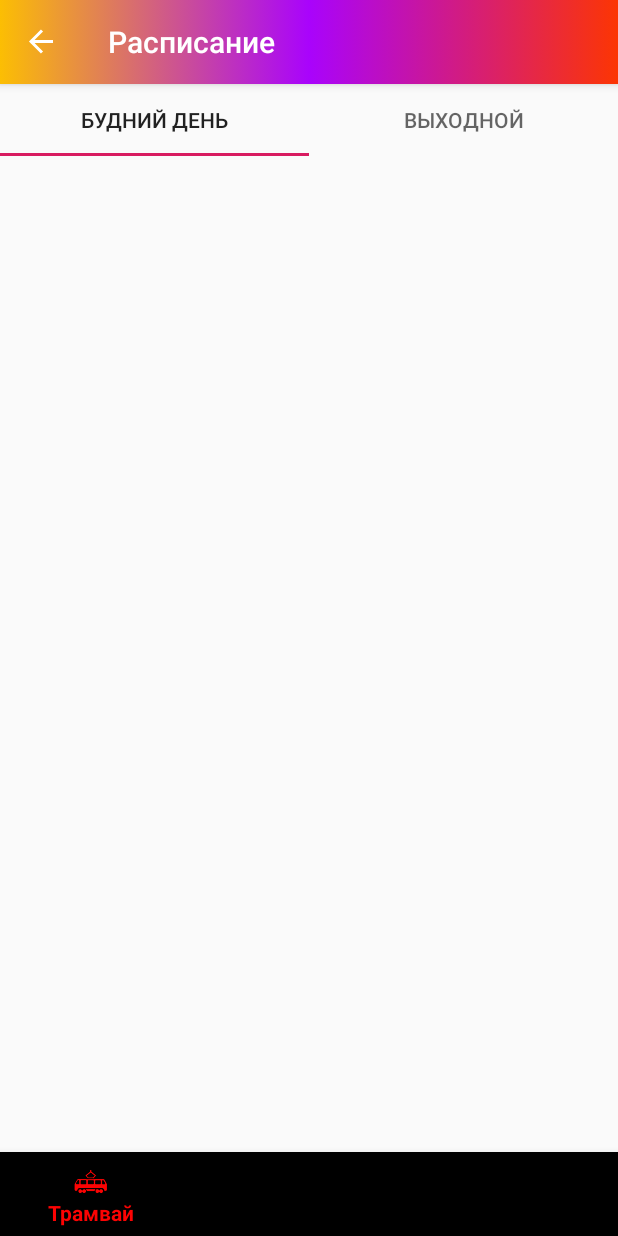
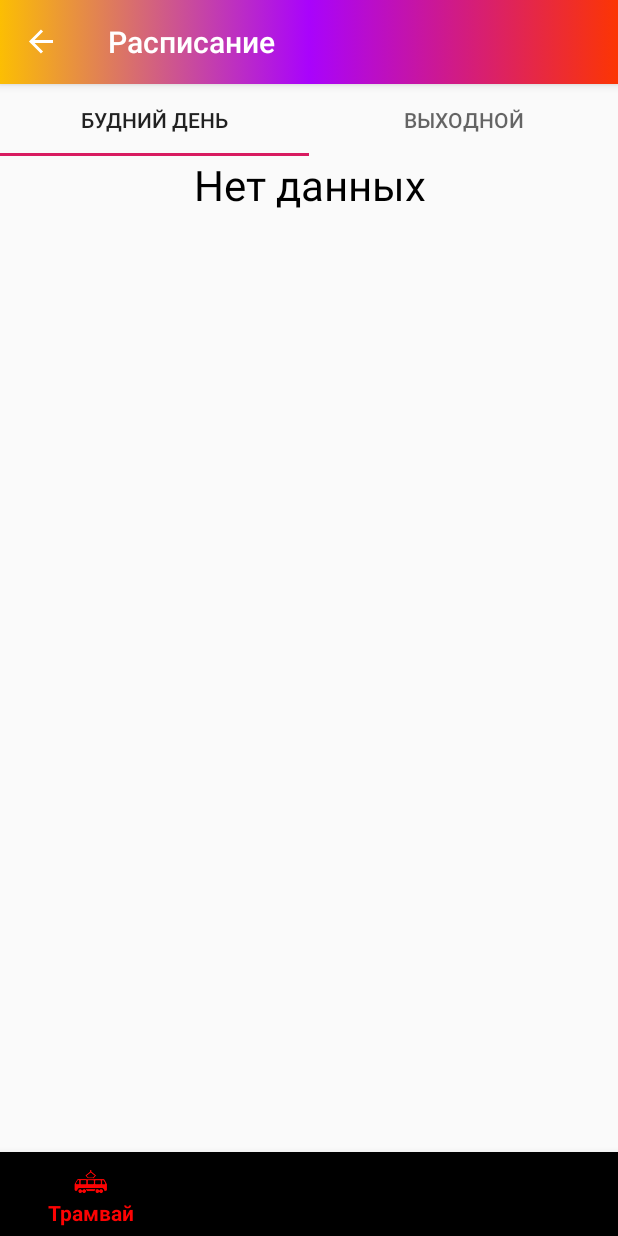
Before and after one commit to 0awawa0/NeverLate, an Android app: the TimesFragment screen opened through its navigation route, on a phone screen of 412 x 824 dp. Run offline under Robolectric (Android 15) with nearby library versions, the phone set to English and light mode, and no system bars; our stand-ins replace Room's generated code, navigation-ui.

Commit message:
Added NoData message and moved loading bar to separate layout

```diff
--- a/app/src/main/java/com/awawa/neverlate/MainActivity.kt
+++ b/app/src/main/java/com/awawa/neverlate/MainActivity.kt
@@ -69,7 +69,6 @@ class MainActivity : AppCompatActivity(R.layout.activity_main),
         destination: NavDestination,
         arguments: Bundle?
     ) {
-        mainLoadingPanel.visibility = View.VISIBLE
 
         if (destination.id in destinationToColorMap.keys) {
             transportId = destinationToTransportIdMap[destination.id]!!
--- a/app/src/main/java/com/awawa/neverlate/ui/routes/RoutesFragment.kt
+++ b/app/src/main/java/com/awawa/neverlate/ui/routes/RoutesFragment.kt
@@ -15,12 +15,13 @@ import com.awawa.neverlate.R
 import com.awawa.neverlate.RVItemClickListener
 import com.awawa.neverlate.db.Entities
 import com.awawa.neverlate.ui.stops.ARGUMENT_ROUTE_ID
-import kotlinx.android.synthetic.main.content_main.*
+import kotlinx.android.synthetic.main.fragment_routes.*
 import kotlinx.coroutines.*
 
 
 class RoutesFragment : Fragment(), RVItemClickListener {
 
+    private lateinit var root: View
     private val adapter: RoutesAdapter = RoutesAdapter(this)
     private val presenter: RoutesPresenter = RoutesPresenter(this)
 
@@ -30,7 +31,7 @@ class RoutesFragment : Fragment(), RVItemClickListener {
         savedInstanceState: Bundle?
     ): View? {
 
-        val root = inflater.inflate(R.layout.fragment_routes, container, false)
+        root = inflater.inflate(R.layout.fragment_routes, container, false)
         val rvRoutes = root.findViewById<RecyclerView>(R.id.rvRoutes)
         val size = Point()
         requireActivity().windowManager.defaultDisplay.getSize(size)
@@ -43,7 +44,7 @@ class RoutesFragment : Fragment(), RVItemClickListener {
     suspend fun updateData(routes: List<Entities.Routes>) {
         withContext(Dispatchers.Main) {
             adapter.updateRoutes(routes)
-            requireActivity().mainLoadingPanel.visibility = GONE
+            loadingPanel.visibility = GONE
         }
     }
 
--- a/app/src/main/java/com/awawa/neverlate/ui/times/TimesAdapter.kt
+++ b/app/src/main/java/com/awawa/neverlate/ui/times/TimesAdapter.kt
@@ -43,5 +43,9 @@ class TimesAdapter(private val clickListener: RVItemClickListener)
     override fun getItemCount(): Int { return dataSet.size }
 
 
-    inner class TimesViewHolder(val view: TimeView): RecyclerView.ViewHolder(view)
+    inner class TimesViewHolder(val view: TimeView): RecyclerView.ViewHolder(view) {
+        init {
+            view.setOnClickListener { view -> run { clickListener.onClick(view) } }
+        }
+    }
 }
--- a/app/src/main/java/com/awawa/neverlate/ui/times/TimesFragment.kt
+++ b/app/src/main/java/com/awawa/neverlate/ui/times/TimesFragment.kt
@@ -6,17 +6,18 @@ import android.os.Bundle
 import android.view.LayoutInflater
 import android.view.View
 import android.view.View.GONE
+import android.view.View.VISIBLE
 import android.view.ViewGroup
 import androidx.fragment.app.Fragment
 import androidx.recyclerview.widget.GridLayoutManager
-import com.awawa.neverlate.MainActivity
-import com.awawa.neverlate.PreCachedLayoutManager
 import com.awawa.neverlate.R
 import com.awawa.neverlate.RVItemClickListener
 import com.awawa.neverlate.db.Entities
 import com.google.android.material.tabs.TabLayout
-import kotlinx.android.synthetic.main.content_main.*
+import kotlinx.android.synthetic.main.fragment_stops.view.*
+import kotlinx.android.synthetic.main.fragment_times.*
 import kotlinx.android.synthetic.main.fragment_times.view.*
+import kotlinx.android.synthetic.main.fragment_times.view.tabLayout
 import kotlinx.coroutines.Dispatchers
 import kotlinx.coroutines.withContext
 
@@ -25,6 +26,7 @@ const val ARGUMENT_STOP_ID = "stopId"
 
 class TimesFragment: Fragment(), TabLayout.OnTabSelectedListener, RVItemClickListener {
 
+    private lateinit var root: View
     private val presenter = TimesPresenter(this)
     private val adapter = TimesAdapter(this)
     private val stopId by lazy { arguments!!.getInt(ARGUMENT_STOP_ID)}
@@ -34,7 +36,7 @@ class TimesFragment: Fragment(), TabLayout.OnTabSelectedListener, RVItemClickLis
         container: ViewGroup?,
         savedInstanceState: Bundle?
     ): View? {
-        val root = inflater.inflate(R.layout.fragment_times, container, false)
+        root = inflater.inflate(R.layout.fragment_times, container, false)
         val size = Point()
         requireActivity().windowManager.defaultDisplay.getSize(size)
         root.rvTimes.layoutManager = GridLayoutManager(context, 4)
@@ -48,6 +50,7 @@ class TimesFragment: Fragment(), TabLayout.OnTabSelectedListener, RVItemClickLis
     }
 
     override fun onTabSelected(p0: TabLayout.Tab?) {
+        loadingPanel.visibility = VISIBLE
         presenter.getTimeTable(stopId, p0!!.parent.selectedTabPosition == 1)
     }
 
@@ -60,7 +63,11 @@ class TimesFragment: Fragment(), TabLayout.OnTabSelectedListener, RVItemClickLis
     suspend fun updateTimeTable(times: List<Entities.NewTimes>) {
         withContext(Dispatchers.Main) {
             adapter.updateTimeTable(times)
-            (requireActivity() as MainActivity).mainLoadingPanel.visibility = GONE
+            loadingPanel.visibility = GONE
+            if (times.isEmpty())
+                tvTimesError.visibility = VISIBLE
+            else
+                tvTimesError.visibility = GONE
         }
     }
 }
--- a/app/src/main/res/layout/app_bar_main.xml
+++ b/app/src/main/res/layout/app_bar_main.xml
@@ -1,5 +1,6 @@
 <?xml version="1.0" encoding="utf-8"?>
-<androidx.coordinatorlayout.widget.CoordinatorLayout xmlns:android="http://schemas.android.com/apk/res/android"
+<androidx.coordinatorlayout.widget.CoordinatorLayout
+    xmlns:android="http://schemas.android.com/apk/res/android"
     xmlns:app="http://schemas.android.com/apk/res-auto"
     xmlns:tools="http://schemas.android.com/tools"
     android:layout_width="match_parent"
--- a/app/src/main/res/layout/content_main.xml
+++ b/app/src/main/res/layout/content_main.xml
@@ -18,27 +18,4 @@
         app:layout_constraintTop_toTopOf="parent"
         app:navGraph="@navigation/mobile_navigation" />
 
-    <LinearLayout
-        android:id="@+id/mainLoadingPanel"
-        android:layout_width="match_parent"
-        android:layout_height="match_parent"
-        android:orientation="vertical"
-        android:gravity="center"
-        android:backgroundTint="@android:color/white"
-        android:background="@android:color/white">
-        <ProgressBar
-            android:layout_width="wrap_content"
-            android:layout_height="wrap_content"
-            android:progressDrawable="@android:color/background_dark"
-            android:indeterminate="true" />
-
-        <TextView
-            android:layout_width="match_parent"
-            android:layout_height="wrap_content"
-            android:text="@string/reading_database"
-            android:textAlignment="center"
-            android:textColor="@android:color/black"
-            android:textSize="20sp"/>
-    </LinearLayout>
-
 </androidx.constraintlayout.widget.ConstraintLayout>
--- a/app/src/main/res/layout/fragment_times.xml
+++ b/app/src/main/res/layout/fragment_times.xml
@@ -24,4 +24,16 @@
         android:layout_width="match_parent"
         android:layout_height="wrap_content"/>
 
+    <include android:id="@+id/loadingPanel" layout="@layout/layout_loading_panel"/>
+
+    <TextView
+        android:id="@+id/tvTimesError"
+        android:layout_width="match_parent"
+        android:layout_height="wrap_content"
+        android:text="@string/error_no_data"
+        android:textAlignment="center"
+        android:textColor="@android:color/black"
+        android:visibility="gone"
+        android:textSize="28sp"/>
+
 </LinearLayout>
--- a/app/src/main/res/values/strings.xml
+++ b/app/src/main/res/values/strings.xml
@@ -24,4 +24,6 @@
 
     <string name="weekdays">Будний день</string>
     <string name="weekends">Выходной</string>
+
+    <string name="error_no_data">Нет данных</string>
 </resources>
```
Also changed, not shown: app/src/main/java/com/awawa/neverlate/ui/stops/StopsFragment.kt (+10 -3 lines), app/src/main/res/layout/fragment_routes.xml (+9 -4 lines), app/src/main/res/layout/fragment_stops.xml (+13 -0 lines), app/src/main/res/layout/layout_loading_panel.xml (added, +23 -0 lines), 1 other file.
